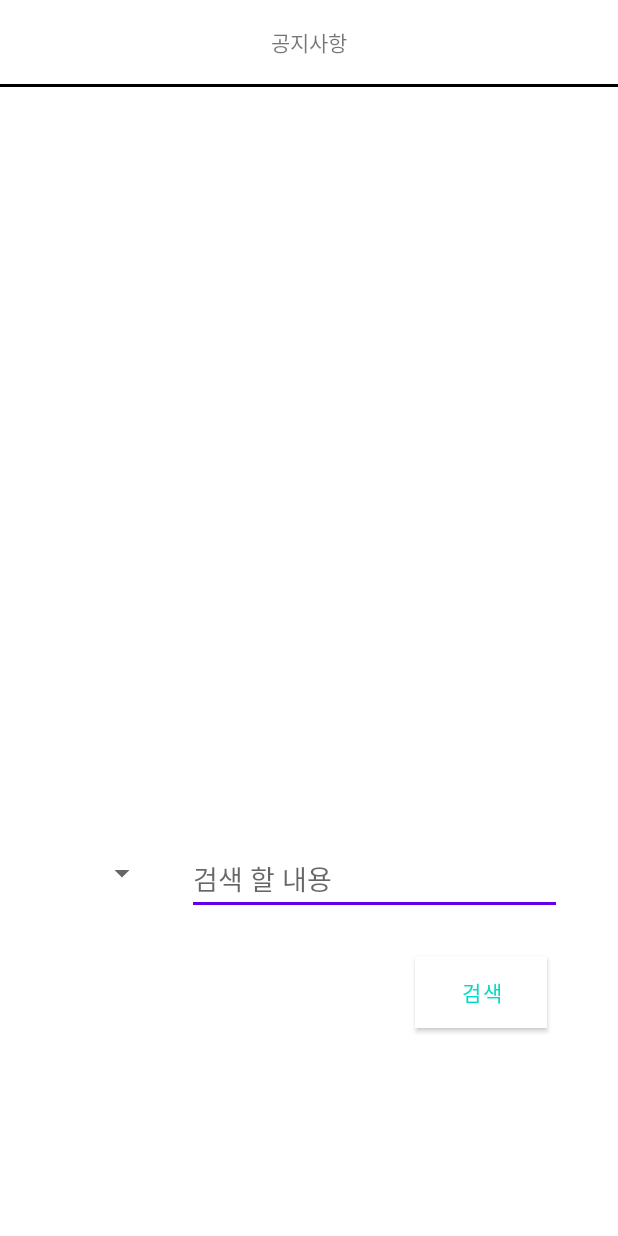
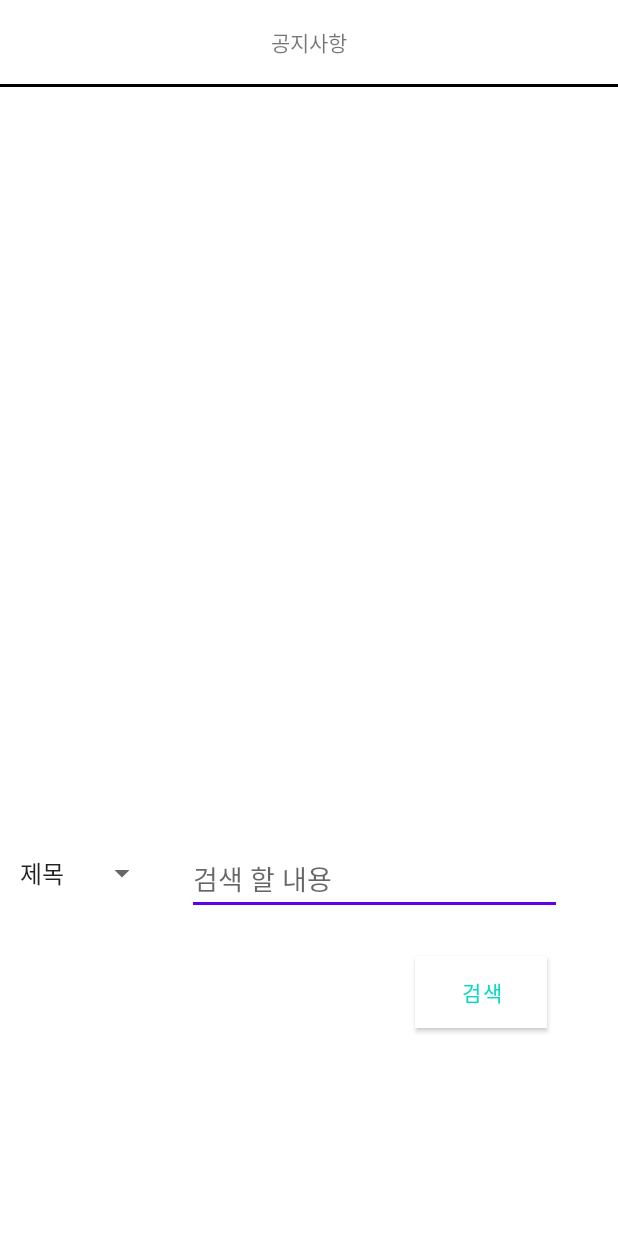
Before and after one commit to ssamea/health-care, an Android app: the Board_noticeActivity screen opened directly, with no data from a screen before it, on a phone screen of 412 x 824 dp. Run offline under Robolectric (Android 15) with nearby library versions, the phone set to English and light mode, and no system bars.

Commit message:
Update arrays.xml

```diff
--- a/Mobile/Daily_Function/app/src/main/res/values/arrays.xml
+++ b/Mobile/Daily_Function/app/src/main/res/values/arrays.xml
@@ -1,5 +1,11 @@
 <?xml version="1.0" encoding="utf-8"?>
 <resources>
+
+   <string-array name="board_array">
+    <item>제목</item>
+    <item>작성자</item>
+    <item>제목+작성자</item>
+  </string-array>
 
   <string-array name="pref_entries_face_detector_landmark_mode">
     <item>@string/pref_entries_face_detector_landmark_mode_no_landmarks</item>
```
